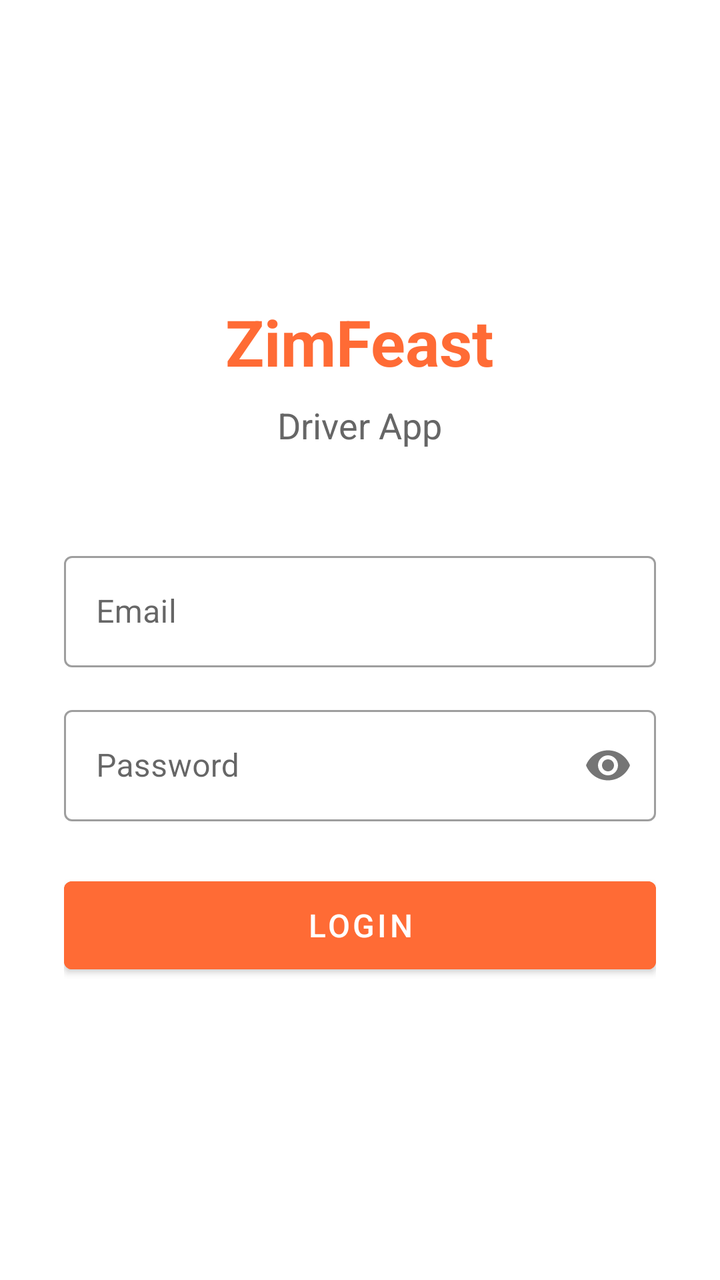
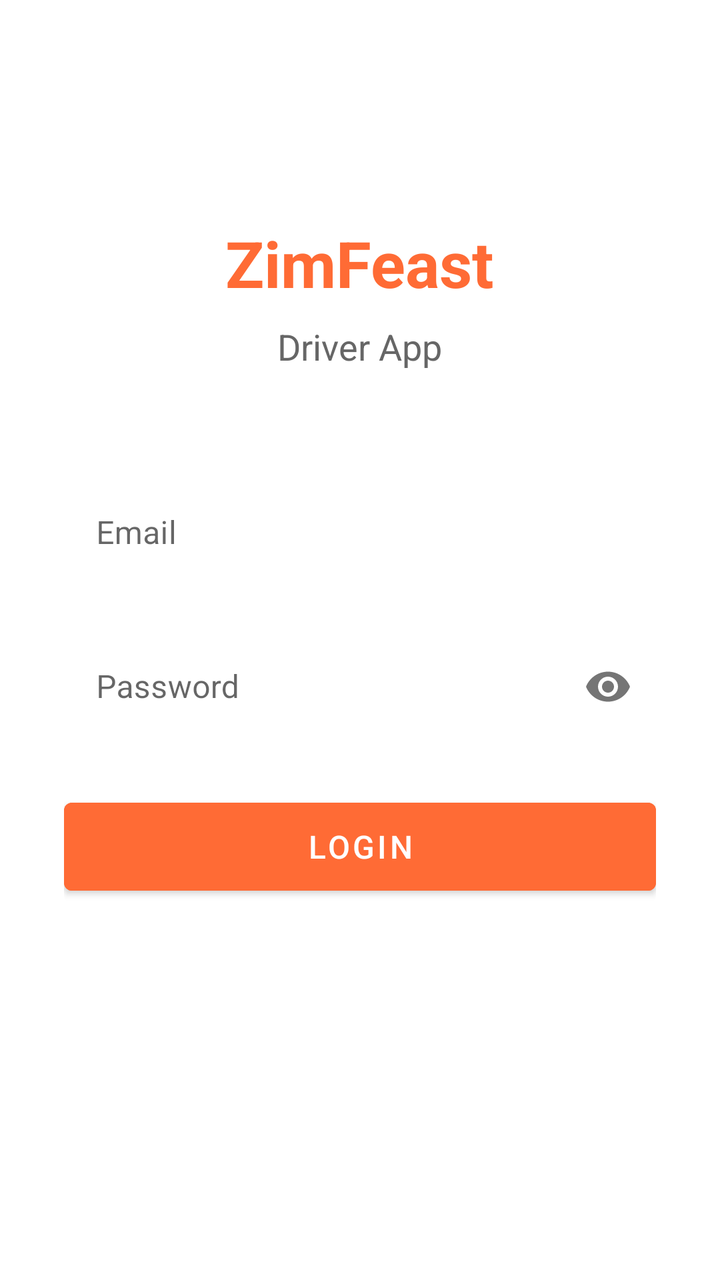

Before-and-after screenshots of an Android layout around one commit, followed by the original layout XML and the change that was made.
<!-- AndroidManifest.xml: application theme Theme.ZimFeastDriver -->
<!-- res/layout/activity_login.xml -->
<?xml version="1.0" encoding="utf-8"?>
<LinearLayout xmlns:android="http://schemas.android.com/apk/res/android"
    xmlns:app="http://schemas.android.com/apk/res-auto"
    android:layout_width="match_parent"
    android:layout_height="match_parent"
    android:orientation="vertical"
    android:padding="32dp"
    android:gravity="center"
    android:background="@android:color/white">

    <TextView
        android:layout_width="wrap_content"
        android:layout_height="wrap_content"
        android:text="ZimFeast"
        android:textSize="32sp"
        android:textStyle="bold"
        android:textColor="@color/orange_primary"
        android:layout_marginBottom="8dp" />

    <TextView
        android:layout_width="wrap_content"
        android:layout_height="wrap_content"
        android:text="Driver App"
        android:textSize="18sp"
        android:textColor="#666666"
        android:layout_marginBottom="48dp" />

    <com.google.android.material.textfield.TextInputLayout
        android:layout_width="match_parent"
        android:layout_height="wrap_content"
        android:layout_marginBottom="16dp"
        style="@style/Widget.MaterialComponents.TextInputLayout.OutlinedBox">

        <com.google.android.material.textfield.TextInputEditText
            android:id="@+id/et_email"
            android:layout_width="match_parent"
            android:layout_height="wrap_content"
            android:hint="Email"
            android:textColor="#000000"
            android:textColorHint="#666666"
            android:inputType="textEmailAddress" />
    </com.google.android.material.textfield.TextInputLayout>

    <com.google.android.material.textfield.TextInputLayout
        android:layout_width="match_parent"
        android:layout_height="wrap_content"
        android:layout_marginBottom="24dp"
        style="@style/Widget.MaterialComponents.TextInputLayout.OutlinedBox"
        app:passwordToggleEnabled="true">

        <com.google.android.material.textfield.TextInputEditText
            android:id="@+id/et_password"
            android:layout_width="match_parent"
            android:layout_height="wrap_content"
            android:hint="Password"
            android:textColor="#000000"
            android:textColorHint="#666666"
            android:inputType="textPassword" />
    </com.google.android.material.textfield.TextInputLayout>

    <Button
        android:id="@+id/btn_login"
        android:layout_width="match_parent"
        android:layout_height="56dp"
        android:text="Login"
        android:textColor="@android:color/white"
        android:textSize="16sp"
        android:backgroundTint="@color/orange_primary" />

</LinearLayout>
<!-- resources referenced by this layout -->
<resources>
  <color name="orange_primary">#FF6B35</color>
  <style name="Theme.ZimFeastDriver" parent="Theme.MaterialComponents.DayNight.NoActionBar">
          <item name="colorPrimary">@color/orange_primary</item>
          <item name="colorPrimaryVariant">@color/orange_dark</item>
          <item name="colorOnPrimary">@android:color/white</item>
          <item name="colorSecondary">@color/orange_light</item>
          <item name="colorSecondaryVariant">@color/orange_dark</item>
          <item name="colorOnSecondary">@android:color/black</item>
          <item name="android:statusBarColor">@color/orange_primary</item>
      </style>
  <color name="orange_dark">#E55A2B</color>
  <color name="orange_light">#FF8A5C</color>
</resources>

<!-- the commit's change to res/layout/activity_login.xml (unified diff, before → after) -->
@@ -1,70 +1,92 @@
 <?xml version="1.0" encoding="utf-8"?>
-<LinearLayout xmlns:android="http://schemas.android.com/apk/res/android"
+<ScrollView xmlns:android="http://schemas.android.com/apk/res/android"
     xmlns:app="http://schemas.android.com/apk/res-auto"
     android:layout_width="match_parent"
     android:layout_height="match_parent"
-    android:orientation="vertical"
-    android:padding="32dp"
-    android:gravity="center"
-    android:background="@android:color/white">
+    android:background="@android:color/white"
+    android:fillViewport="true">
 
-    <TextView
-        android:layout_width="wrap_content"
-        android:layout_height="wrap_content"
-        android:text="ZimFeast"
-        android:textSize="32sp"
-        android:textStyle="bold"
-        android:textColor="@color/orange_primary"
-        android:layout_marginBottom="8dp" />
-
-    <TextView
-        android:layout_width="wrap_content"
-        android:layout_height="wrap_content"
-        android:text="Driver App"
-        android:textSize="18sp"
-        android:textColor="#666666"
-        android:layout_marginBottom="48dp" />
-
-    <com.google.android.material.textfield.TextInputLayout
+    <LinearLayout
         android:layout_width="match_parent"
         android:layout_height="wrap_content"
-        android:layout_marginBottom="16dp"
-        style="@style/Widget.MaterialComponents.TextInputLayout.OutlinedBox">
+        android:orientation="vertical"
+        android:padding="32dp"
+        android:gravity="center">
 
-        <com.google.android.material.textfield.TextInputEditText
-            android:id="@+id/et_email"
+        <View
+            android:layout_width="0dp"
+            android:layout_height="0dp"
+            android:layout_weight="1" />
+
+        <TextView
+            android:layout_width="wrap_content"
+            android:layout_height="wrap_content"
+            android:text="ZimFeast"
+            android:textSize="32sp"
+            android:textStyle="bold"
+            android:textColor="@color/orange_primary"
+            android:layout_marginBottom="8dp" />
+
+        <TextView
+            android:layout_width="wrap_content"
+            android:layout_height="wrap_content"
+            android:text="Driver App"
+            android:textSize="18sp"
+            android:textColor="#666666"
+            android:layout_marginBottom="48dp" />
+
+        <com.google.android.material.textfield.TextInputLayout
             android:layout_width="match_parent"
             android:layout_height="wrap_content"
-            android:hint="Email"
-            android:textColor="#000000"
-            android:textColorHint="#666666"
-            android:inputType="textEmailAddress" />
-    </com.google.android.material.textfield.TextInputLayout>
+            android:layout_marginBottom="16dp"
+            style="@style/Widget.MaterialComponents.TextInputLayout.OutlinedBox"
+            app:boxBackgroundColor="@android:color/white"
+            app:hintTextColor="@color/orange_primary">
 
-    <com.google.android.material.textfield.TextInputLayout
-        android:layout_width="match_parent"
-        android:layout_height="wrap_content"
-        android:layout_marginBottom="24dp"
-        style="@style/Widget.MaterialComponents.TextInputLayout.OutlinedBox"
-        app:passwordToggleEnabled="true">
+            <com.google.android.material.textfield.TextInputEditText
+                android:id="@+id/et_email"
+                android:layout_width="match_parent"
+                android:layout_height="wrap_content"
+                android:hint="Email"
+                android:textColor="#000000"
+                android:textColorHint="#888888"
+                android:background="@android:color/white"
+                android:inputType="textEmailAddress" />
+        </com.google.android.material.textfield.TextInputLayout>
 
-        <com.google.android.material.textfield.TextInputEditText
-            android:id="@+id/et_password"
+        <com.google.android.material.textfield.TextInputLayout
             android:layout_width="match_parent"
             android:layout_height="wrap_content"
-            android:hint="Password"
-            android:textColor="#000000"
-            android:textColorHint="#666666"
-            android:inputType="textPassword" />
-    </com.google.android.material.textfield.TextInputLayout>
+            android:layout_marginBottom="24dp"
+            style="@style/Widget.MaterialComponents.TextInputLayout.OutlinedBox"
+            app:boxBackgroundColor="@android:color/white"
+            app:hintTextColor="@color/orange_primary"
+            app:passwordToggleEnabled="true">
 
-    <Button
-        android:id="@+id/btn_login"
-        android:layout_width="match_parent"
-        android:layout_height="56dp"
-        android:text="Login"
-        android:textColor="@android:color/white"
-        android:textSize="16sp"
-        android:backgroundTint="@color/orange_primary" />
+            <com.google.android.material.textfield.TextInputEditText
+                android:id="@+id/et_password"
+                android:layout_width="match_parent"
+                android:layout_height="wrap_content"
+                android:hint="Password"
+                android:textColor="#000000"
+                android:textColorHint="#888888"
+                android:background="@android:color/white"
+                android:inputType="textPassword" />
+        </com.google.android.material.textfield.TextInputLayout>
 
-</LinearLayout>
+        <Button
+            android:id="@+id/btn_login"
+            android:layout_width="match_parent"
+            android:layout_height="56dp"
+            android:text="Login"
+            android:textColor="@android:color/white"
+            android:textSize="16sp"
+            android:backgroundTint="@color/orange_primary" />
+
+        <View
+            android:layout_width="0dp"
+            android:layout_height="0dp"
+            android:layout_weight="2" />
+
+    </LinearLayout>
+</ScrollView>
